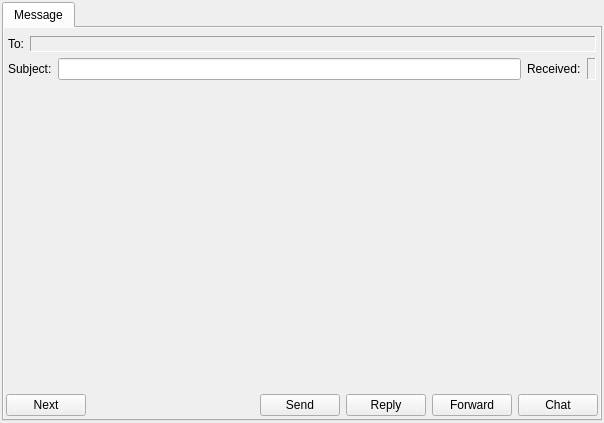
First picture: the form in Vacuum/trunk/src/plugins/Messenger/messagewindow.ui, repository vacuum-im/vacuum-im, before the edit.
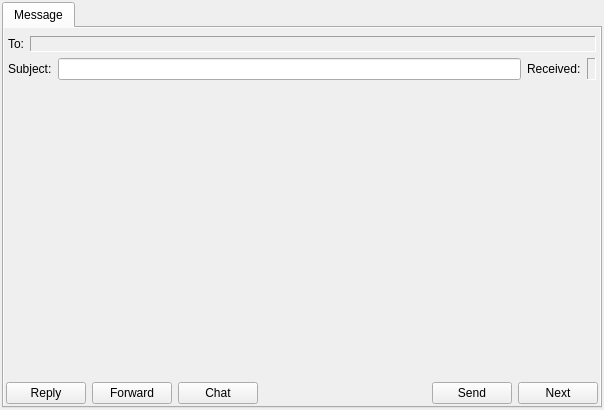
Second picture: the form after the edit.

Commit message: Управление сообщениями перенесено из IMessenger, IChatWindow и IMessageWindow в новый интерфейс IMessageHandler, что позволит использовать уже имеющиеся окна сообщений в других плагинах.

The edit to the form file:
```diff
--- a/Vacuum/trunk/src/plugins/Messenger/messagewindow.ui
+++ b/Vacuum/trunk/src/plugins/Messenger/messagewindow.ui
@@ -6,7 +6,7 @@
     <x>0</x>
     <y>0</y>
     <width>604</width>
-    <height>423</height>
+    <height>410</height>
    </rect>
   </property>
   <property name="windowTitle" >
@@ -194,9 +194,23 @@
             <number>0</number>
            </property>
            <item>
-            <widget class="QPushButton" name="pbtNext" >
+            <widget class="QPushButton" name="pbtReply" >
              <property name="text" >
-              <string>Next</string>
+              <string>Reply</string>
+             </property>
+            </widget>
+           </item>
+           <item>
+            <widget class="QPushButton" name="pbtForward" >
+             <property name="text" >
+              <string>Forward</string>
+             </property>
+            </widget>
+           </item>
+           <item>
+            <widget class="QPushButton" name="pbtChat" >
+             <property name="text" >
+              <string>Chat</string>
              </property>
             </widget>
            </item>
@@ -207,8 +221,8 @@
              </property>
              <property name="sizeHint" >
               <size>
-               <width>81</width>
-               <height>23</height>
+               <width>40</width>
+               <height>20</height>
               </size>
              </property>
             </spacer>
@@ -221,23 +235,9 @@
             </widget>
            </item>
            <item>
-            <widget class="QPushButton" name="pbtReply" >
+            <widget class="QPushButton" name="pbtNext" >
              <property name="text" >
-              <string>Reply</string>
-             </property>
-            </widget>
-           </item>
-           <item>
-            <widget class="QPushButton" name="pbtForward" >
-             <property name="text" >
-              <string>Forward</string>
-             </property>
-            </widget>
-           </item>
-           <item>
-            <widget class="QPushButton" name="pbtChat" >
-             <property name="text" >
-              <string>Chat</string>
+              <string>Next</string>
              </property>
             </widget>
            </item>
```
The commit also changes 17 other files.
